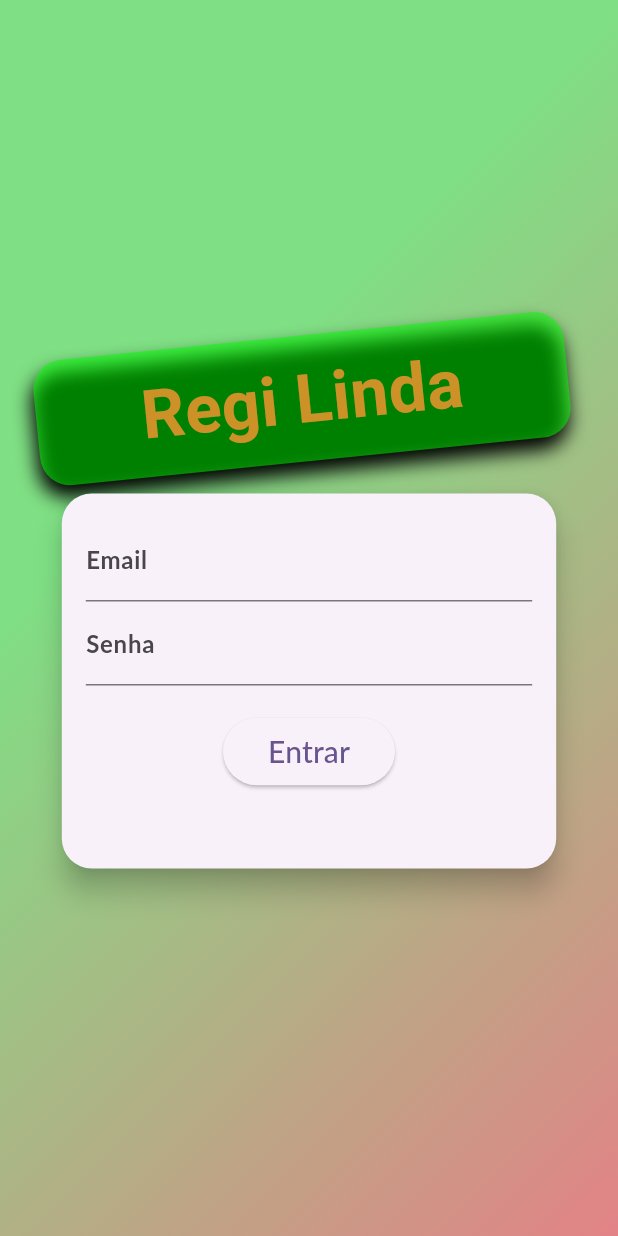
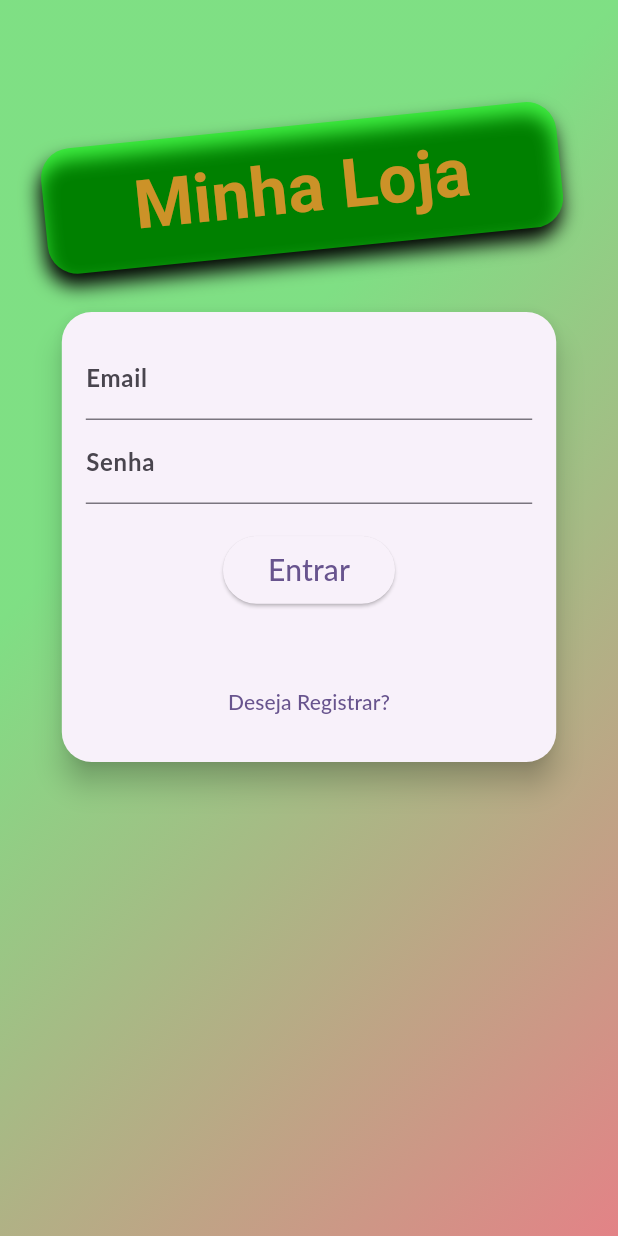
Before and after one commit to JonesCunha/shop_course, a Flutter app: the screen it shows after launch, on a phone screen of 412 x 824 dp. Run offline on Flutter 3.47's test engine with Material 3 defaults, Android fonts, the phone set to English and light mode, and no system bars; Roboto replaces fonts that are missing (Anton, Lato).

Commit message:
auth version 0.2

```diff
--- /dev/null
+++ b/devtools_options.yaml
@@ -0,0 +1 @@
+extensions:
--- a/lib/components/auth_form.dart
+++ b/lib/components/auth_form.dart
@@ -1,8 +1,9 @@
 // ignore_for_file: prefer_const_constructors, no_leading_underscores_for_local_identifiers
 
 import 'package:flutter/material.dart';
+import 'package:provider/provider.dart';
 import 'package:shop_curse/extensions/string_extensions.dart';
-import 'package:shop_curse/utils/app_routes.dart';
+import 'package:shop_curse/models/auth.dart';
 
 class AuthForm extends StatefulWidget {
   const AuthForm({super.key});
@@ -16,26 +17,78 @@ enum AuthMode { login, signUp }
 class _AuthFormState extends State<AuthForm> {
   // final _emailController = TextEditingController();
   final _passwordController = TextEditingController();
+
   AuthMode _authMode = AuthMode.login;
+  final Map<String, String> _authData = {
+    'email': '',
+    'password': '',
+  };
+  final _formKey = GlobalKey<FormState>();
 
-  void _submitForm() {
-    //Adicionado navigator por enquanto.
-    Navigator.of(context).pushReplacementNamed(AppRoutes.HOME);
+  bool _isLoading = false;
+
+  bool _islogin() => _authMode == AuthMode.login;
+  bool _isSignUp() => _authMode == AuthMode.signUp;
+
+  Future<void> _submitForm() async {
+    final isValid = _formKey.currentState?.validate() ?? false;
+
+    if (!isValid) {
+      return;
     }
 
-  Map<String, String> _authData = {'email': '', 'password': ''};
+    setState(() => _isLoading = true);
+
+    _formKey.currentState?.save();
+    Auth auth = Provider.of(context, listen: false);
+
+    if (_islogin()) {
+      // Login
+    } else {
+      // Registrar
+      print(_authData);
+      await auth.signup(
+        _authData['email']!,
+        _authData['password']!,
+      );
+    }
+
+    setState(() {
+      _isLoading = false;
+    });
+
+    //Adicionado navigator por enquanto.
+    // Navigator.of(context).pushReplacementNamed(AppRoutes.HOME);
+  }
+
+  void _switchAuthMode() {
+    if (_islogin()) {
+      setState(() {
+        _authMode = AuthMode.signUp;
+      });
+    } else {
+      setState(() {
+        _authMode = AuthMode.login;
+      });
+    }
+  }
 
   @override
   Widget build(BuildContext context) {
     final deviceSize = MediaQuery.of(context).size;
-    return Card(
+    return SingleChildScrollView(
+      primary: false,
+      child: Card(
         elevation: 8,
         shape: RoundedRectangleBorder(borderRadius: BorderRadius.circular(20)),
         child: Container(
-        height: 250,
+          height: _islogin() ? 300 : 420,
           width: deviceSize.width * 0.8,
           padding: EdgeInsets.all(16),
           child: Form(
+            //Valida o Formulario Antes de iniciar.
+            // autovalidateMode: AutovalidateMode.always,
+            key: _formKey,
             child: Column(
               children: [
                 TextFormField(
@@ -64,7 +117,7 @@ class _AuthFormState extends State<AuthForm> {
                     return null;
                   },
                 ),
-              if (_authMode == AuthMode.signUp)
+                if (_isSignUp())
                   TextFormField(
                     decoration: InputDecoration(labelText: 'Confirmar Senha'),
                     keyboardType: TextInputType.emailAddress,
@@ -80,19 +133,29 @@ class _AuthFormState extends State<AuthForm> {
                 SizedBox(
                   height: 20,
                 ),
-              ElevatedButton(
+                _isLoading
+                    ? CircularProgressIndicator()
+                    : ElevatedButton(
                         onPressed: _submitForm,
+                        style: ElevatedButton.styleFrom(
+                            shape: RoundedRectangleBorder(
+                              borderRadius: BorderRadius.circular(30),
+                            ),
+                            padding: EdgeInsets.symmetric(
+                                horizontal: 30, vertical: 8)),
                         child: Text(
                           _authMode == AuthMode.login ? 'Entrar' : 'Registrar',
                           style: TextStyle(fontSize: 20),
                         ),
-                style: ElevatedButton.styleFrom(
-                    shape: RoundedRectangleBorder(
-                      borderRadius: BorderRadius.circular(30),
                       ),
-                    padding: EdgeInsets.symmetric(horizontal: 30, vertical: 8)),
-              )
+                Spacer(),
+                TextButton(
+                    onPressed: _switchAuthMode,
+                    child: _islogin()
+                        ? Text('Deseja Registrar?')
+                        : Text('Já possui conta?')),
               ],
+            ),
           ),
         ),
       ),
--- a/lib/main.dart
+++ b/lib/main.dart
@@ -1,5 +1,6 @@
 import 'package:flutter/material.dart';
 import 'package:provider/provider.dart';
+import 'package:shop_curse/models/auth.dart';
 import 'package:shop_curse/pages/auth_page.dart';
 import 'package:shop_curse/pages/cart_page.dart';
 import 'package:shop_curse/pages/orders_page.dart';
@@ -36,6 +37,10 @@ class MyApp extends StatelessWidget {
         ChangeNotifierProvider(
           create: (_) => OrderList(),
         ),
+        ChangeNotifierProvider(
+          create: (_) => Auth(),
+        ),
+
       ],
       child: MaterialApp(
         title: 'Flutter Demo',
--- /dev/null
+++ b/lib/models/auth.dart
@@ -0,0 +1,19 @@
+import 'dart:convert';
+
+import 'package:flutter/material.dart';
+import 'package:http/http.dart' as http;
+
+class Auth with ChangeNotifier {
+  static const baseUrl = 'https://identitytoolkit.googleapis.com/v1/accounts:signUp?key=AIzaSyAin9RDDC5URWlFqpAeGoEiiczBuhFI5iU';
+
+  Future<void> signup(String email, String password) async {
+    final response = await http.post(
+      Uri.parse(baseUrl),
+      body: jsonEncode(
+        {'email': email, 'password': password, 'returnSecureToken': true},
+      ),
+    );
+    print(jsonDecode(response.body));
+  }
+
+}
--- a/lib/pages/auth_page.dart
+++ b/lib/pages/auth_page.dart
@@ -26,16 +26,19 @@ class AuthPage extends StatelessWidget {
               ),
             ),
           ),
-          Container(
+          SingleChildScrollView(
+            child: Container(
+              margin: EdgeInsets.only(top: 100),
               width: size.width,
               child: Column(
                 mainAxisAlignment: MainAxisAlignment.center,
                 crossAxisAlignment: CrossAxisAlignment.center,
                 children: [
                   Container(
+                    margin: EdgeInsets.only(bottom: 20),
                     padding: EdgeInsets.symmetric(
                       vertical: 10,
-                    horizontal: 70,
+                      horizontal: 60,
                     ),
                     transform: Matrix4.rotationZ(-8 * pi / 250)..translate(-8.0),
                     decoration: BoxDecoration(
@@ -48,7 +51,7 @@ class AuthPage extends StatelessWidget {
                               offset: Offset(-2, 8))
                         ]),
                     child: Text(
-                    'Regi Linda',
+                      'Minha Loja',
                       style: TextStyle(
                         fontSize: 45,
                         fontWeight: FontWeight.bold,
@@ -60,6 +63,7 @@ class AuthPage extends StatelessWidget {
                   AuthForm(),
                 ],
               ),
+            ),
           )
         ],
       ),
```
Also changed, not shown: lib/utils/test2.dart (deleted, +0 -10 lines), lib/utils/teste.dart (deleted, +0 -10 lines). Lines whose indentation alone changed are shown as unchanged.
